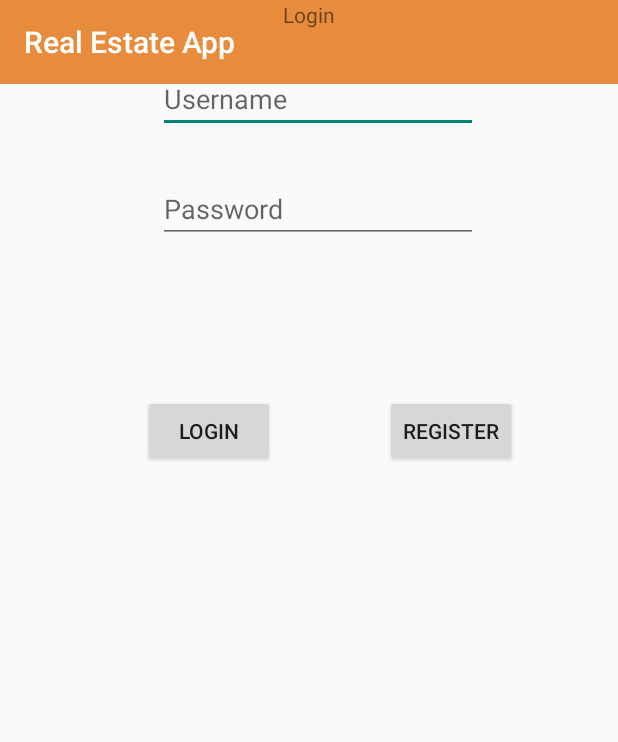
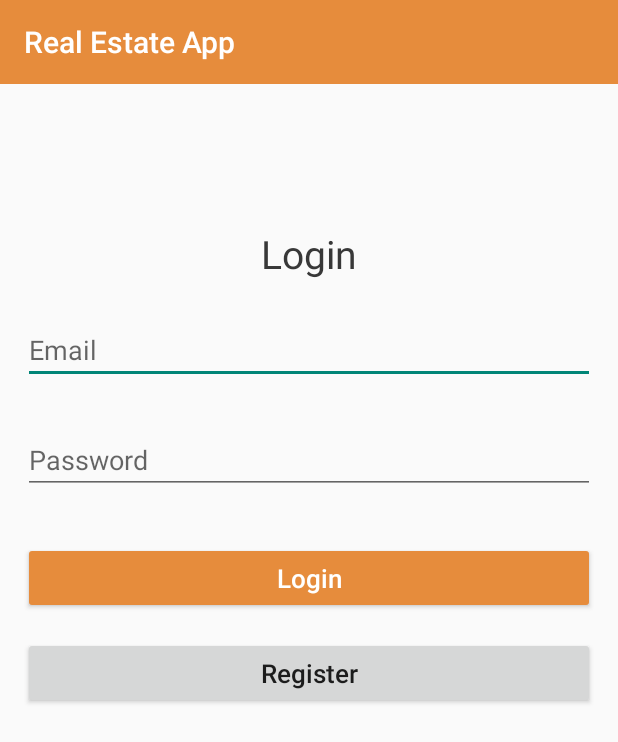
Before and after one commit to SevagSA/Real-Estate-Android-App, an Android app: the LoginActivity screen opened directly, with no data from a screen before it, on a phone screen of 412 x 824 dp. Shown: the top 742 px of the screen. Run offline under Robolectric (Android 15) with nearby library versions, the light colour scheme and no system bars.

Commit message:
Fixed login and register design and implementation

```diff
--- a/app/src/main/java/com/example/realestateapplication/Controllers/LoginActivity.java
+++ b/app/src/main/java/com/example/realestateapplication/Controllers/LoginActivity.java
@@ -8,35 +8,26 @@ import android.content.Intent;
 import android.os.Bundle;
 import android.widget.Button;
 
-import com.example.realestateapplication.Fragments.RegistrationFragment;
+import com.example.realestateapplication.Fragments.ContactPropertyAgentFragment;
+import com.example.realestateapplication.Fragments.RegistrationDialogFragment;
 import com.example.realestateapplication.R;
 
 public class LoginActivity extends AppCompatActivity {
 
-    private Toolbar toolbar;
-
-    Button regButton;
-    Button loginButton;
+    Button registerBtn;
+    Button loginBtn;
 
     @Override
     protected void onCreate(Bundle savedInstanceState) {
         super.onCreate(savedInstanceState);
         setContentView(R.layout.activity_login_page);
-        regButton = findViewById(R.id.registerButton);
-        regButton.setOnClickListener(view -> {
-
-            RegistrationFragment regFrag = new RegistrationFragment();
-            FragmentTransaction transaction = getSupportFragmentManager().beginTransaction();
-            transaction.replace(R.id.loginPage, regFrag).commit();
+        registerBtn = findViewById(R.id.registerBtn);
+        registerBtn.setOnClickListener(view -> {
+            RegistrationDialogFragment dialogFragment = new RegistrationDialogFragment();
+            dialogFragment.show(getSupportFragmentManager(), "RegistrationDialogFragment");
         });
 
-        loginButton = findViewById(R.id.loginButton);
-        loginButton.setOnClickListener(view -> startActivity(new Intent(LoginActivity.this, HomeActivity.class)));
+        loginBtn = findViewById(R.id.loginBtn);
+        loginBtn.setOnClickListener(view -> startActivity(new Intent(LoginActivity.this, HomeActivity.class)));
     }
-
-
-    //for registration:
-    //https://www.youtube.com/watch?v=ARezg1D9Zd0
-    //https://www.youtube.com/watch?v=GIiDNiebFt8
-    //9:11
 }
--- a/app/src/main/java/com/example/realestateapplication/Controllers/MainActivity.java
+++ b/app/src/main/java/com/example/realestateapplication/Controllers/MainActivity.java
@@ -40,7 +40,7 @@ public class MainActivity extends AppCompatActivity{
 
         englishLanguageBtn = findViewById(R.id.englishLanguageBtn);
         englishLanguageBtn.setOnClickListener(e -> {
-            startActivity(new Intent(this, HomeActivity.class));
+            startActivity(new Intent(this, LoginActivity.class));
         });
         createNotificationChannel();
     }
--- a/app/src/main/java/com/example/realestateapplication/Controllers/SearchPropertyActivity.java
+++ b/app/src/main/java/com/example/realestateapplication/Controllers/SearchPropertyActivity.java
@@ -130,7 +130,6 @@ public class SearchPropertyActivity extends AppCompatActivity implements Navigat
                     place.getAddress() + ", Name:" + place.getName(),
                     Toast.LENGTH_LONG).show();
             populateRecyclerViewListings(place.getAddress());
-
         }
     }
 
--- a/app/src/main/res/layout/activity_home.xml
+++ b/app/src/main/res/layout/activity_home.xml
@@ -37,7 +37,7 @@
                         android:id="@+id/changeLayoutOrientationBtn"
                         android:layout_width="wrap_content"
                         android:layout_height="40dp"
-                        android:padding="4dp"
+                        android:padding="8dp"
                         android:text="@string/verticalLayout"
                         android:textAllCaps="false"
                         android:textSize="@dimen/btn"
--- a/app/src/main/res/layout/activity_login_page.xml
+++ b/app/src/main/res/layout/activity_login_page.xml
@@ -8,48 +8,50 @@
     tools:context=".Controllers.LoginActivity">
 
     <include
-        android:id="@+id/appBarLogin"
-        layout="@layout/activity_app_bar" />
+        android:id="@+id/loginAppBar"
+        layout="@layout/activity_app_bar"
+        android:layout_width="match_parent"
+        android:layout_height="56dp" />
+
 
     <TextView
-        android:id="@+id/logintext"
+        android:id="@+id/loginTextView"
         android:layout_width="wrap_content"
         android:layout_height="wrap_content"
-        android:layout_marginStart="188dp"
-        android:layout_marginLeft="188dp"
-        android:layout_marginTop="174dp"
-        android:layout_marginEnd="188dp"
-        android:layout_marginRight="188dp"
-        android:text="Login"
+        android:text="@string/login"
+        android:textColor="@color/h1TitleBlack"
+        android:textSize="@dimen/h1Title"
+        app:layout_constraintBottom_toBottomOf="parent"
         app:layout_constraintEnd_toEndOf="parent"
         app:layout_constraintStart_toStartOf="parent"
-        app:layout_constraintTop_toBottomOf="@+id/include" />
+        app:layout_constraintTop_toBottomOf="@+id/loginAppBar"
+        app:layout_constraintVertical_bias="0.13" />
 
     <EditText
         android:id="@+id/username"
-        android:layout_width="wrap_content"
+        android:layout_width="match_parent"
         android:layout_height="wrap_content"
-        android:layout_marginStart="107dp"
-        android:layout_marginLeft="107dp"
+        android:layout_marginStart="@dimen/globalMargin"
+        android:layout_marginLeft="@dimen/globalMargin"
         android:layout_marginTop="24dp"
-        android:layout_marginEnd="95dp"
-        android:layout_marginRight="95dp"
+        android:layout_marginEnd="@dimen/globalMargin"
+        android:layout_marginRight="@dimen/globalMargin"
         android:ems="10"
-        android:hint="Username"
+        android:hint="@string/email"
         android:inputType="textPersonName"
         app:layout_constraintEnd_toEndOf="parent"
         app:layout_constraintStart_toStartOf="parent"
-        app:layout_constraintTop_toBottomOf="@+id/logintext" />
+        app:layout_constraintTop_toBottomOf="@+id/loginTextView" />
 
     <EditText
         android:id="@+id/password"
-        android:layout_width="wrap_content"
+        android:layout_width="match_parent"
         android:layout_height="wrap_content"
-        android:layout_marginStart="107dp"
-        android:layout_marginLeft="107dp"
+        android:layout_marginStart="@dimen/globalMargin"
+        android:layout_marginLeft="@dimen/globalMargin"
         android:layout_marginTop="28dp"
-        android:layout_marginEnd="95dp"
-        android:layout_marginRight="95dp"
+        android:layout_marginEnd="@dimen/globalMargin"
+        android:layout_marginRight="@dimen/globalMargin"
         android:ems="10"
         android:hint="Password"
         android:inputType="textPersonName"
@@ -58,25 +60,39 @@
         app:layout_constraintTop_toBottomOf="@+id/username" />
 
     <Button
-        android:id="@+id/loginButton"
-        android:layout_width="wrap_content"
+        android:id="@+id/loginBtn"
+        android:layout_width="match_parent"
         android:layout_height="wrap_content"
-        android:layout_marginStart="95dp"
-        android:layout_marginLeft="95dp"
-        android:layout_marginTop="101dp"
-        android:text="Login"
+        android:layout_marginStart="@dimen/globalMargin"
+        android:layout_marginLeft="@dimen/globalMargin"
+        android:layout_marginTop="32dp"
+        android:layout_marginEnd="@dimen/globalMargin"
+        android:layout_marginRight="@dimen/globalMargin"
+        app:backgroundTint="@color/btnColor"
+        android:text="@string/login"
+        android:textAllCaps="false"
+        android:textSize="@dimen/btn_big"
+
+        android:textColor="@color/white"
+        app:layout_constraintEnd_toEndOf="parent"
         app:layout_constraintStart_toStartOf="parent"
         app:layout_constraintTop_toBottomOf="@+id/password" />
 
     <Button
-        android:id="@+id/registerButton"
-        android:layout_width="wrap_content"
+        android:id="@+id/registerBtn"
+        android:layout_width="match_parent"
         android:layout_height="wrap_content"
-        android:layout_marginTop="101dp"
-        android:layout_marginEnd="67dp"
-        android:layout_marginRight="67dp"
-        android:text="Register"
+        android:layout_marginStart="@dimen/globalMargin"
+        android:layout_marginLeft="@dimen/globalMargin"
+        android:layout_marginTop="@dimen/globalMargin"
+        android:layout_marginEnd="@dimen/globalMargin"
+        android:layout_marginRight="@dimen/globalMargin"
+        android:text="@string/register"
+        android:textAllCaps="false"
+        android:textSize="@dimen/btn_big"
         app:layout_constraintEnd_toEndOf="parent"
-        app:layout_constraintTop_toBottomOf="@+id/password" />
+        app:layout_constraintHorizontal_bias="0.498"
+        app:layout_constraintStart_toStartOf="parent"
+        app:layout_constraintTop_toBottomOf="@+id/loginBtn" />
 
 </androidx.constraintlayout.widget.ConstraintLayout>
--- a/app/src/main/res/layout/nav_header.xml
+++ b/app/src/main/res/layout/nav_header.xml
@@ -17,13 +17,13 @@
         android:layout_width="wrap_content"
         android:layout_height="wrap_content"
         android:paddingTop="8dp"
-        android:text="Real Estate Application"
+        android:text="@string/app_name"
         android:textColor="@color/h1TitleBlack"
         android:textSize="@dimen/h3Title" />
 
     <TextView
         android:layout_width="wrap_content"
         android:layout_height="wrap_content"
-        android:text="info@realestateapp.com" />
+        android:text="@string/app_contact_email" />
 
 </LinearLayout>
--- a/app/src/main/res/values/dimensions.xml
+++ b/app/src/main/res/values/dimensions.xml
@@ -4,5 +4,6 @@
     <dimen name="h1Title">26sp</dimen>
     <dimen name="h3Title">22sp</dimen>
     <dimen name="btn">12sp</dimen>
+    <dimen name="btn_big">17sp</dimen>
     <dimen name="cardCornerRadius">50dp</dimen>
 </resources>
```
Also changed, not shown: app/src/main/java/com/example/realestateapplication/Fragments/RegistrationDialogFragment.java (added, +35 -0 lines), app/src/main/java/com/example/realestateapplication/Fragments/RegistrationFragment.java (deleted, +0 -73 lines), app/src/main/res/layout/activity_language__select.xml (+4 -4 lines), app/src/main/res/layout/fragment_registration.xml (+24 -29 lines), app/src/main/res/menu/options_menu.xml (+7 -3 lines), app/src/main/res/values/strings.xml (+13 -1 lines).
